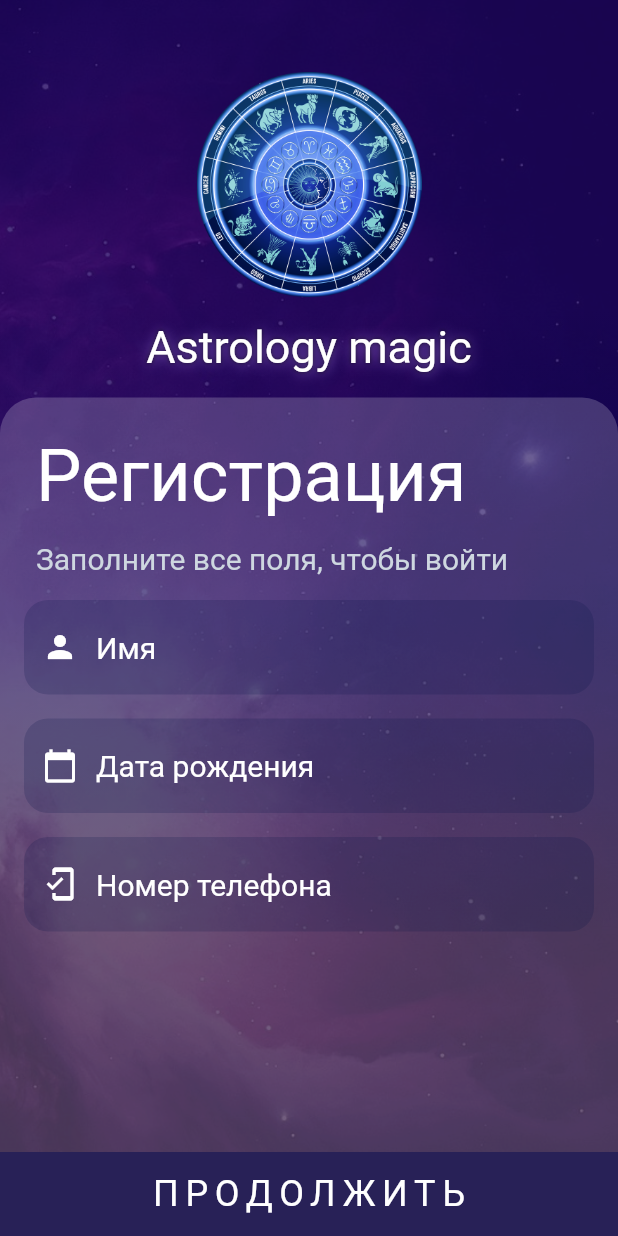
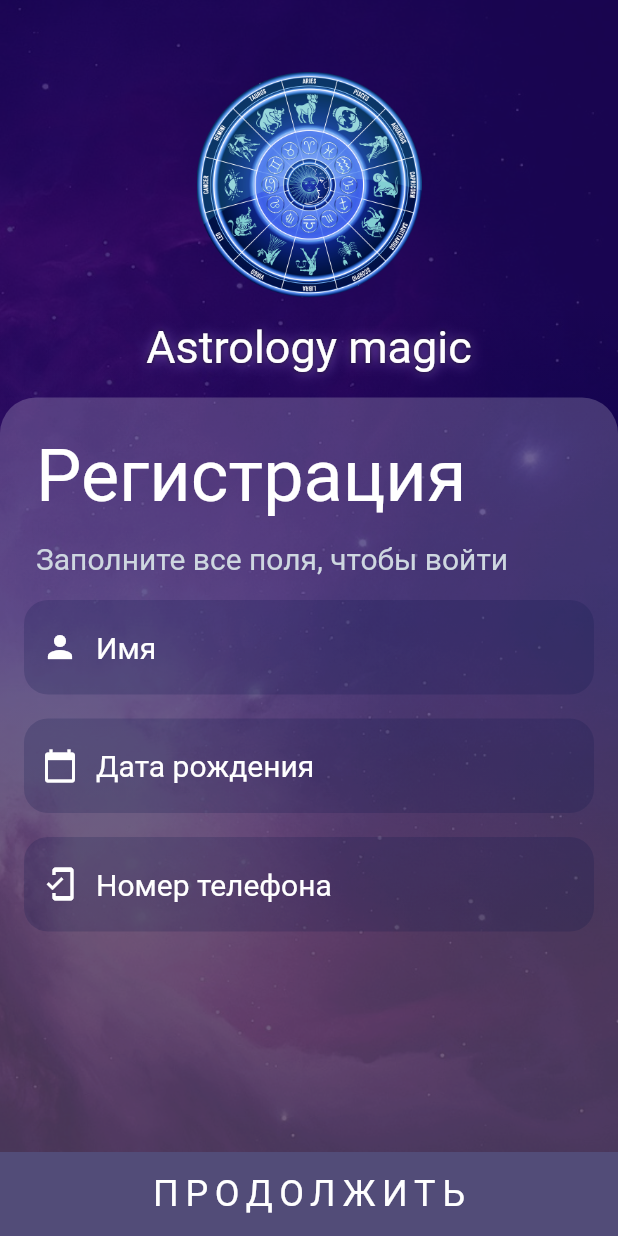
Before and after one commit to marinalvdgs/horoscope_sirius_2021, a Flutter app: the screen it shows after launch, on a phone screen of 412 x 824 dp. Run offline on Flutter 3.47's test engine with Material 2 defaults, Android fonts, the phone set to English and light mode, and no system bars; our stand-ins replace firebase_auth, flutter_keyboard_visibility, google_fonts; accounts and stored records are empty; Roboto replaces fonts that are missing (Philosopher).

Commit message:
refactor register screen structure

```diff
--- /dev/null
+++ b/lib/common/style.dart
@@ -0,0 +1,4 @@
+import 'package:flutter/material.dart';
+
+const subtitleColor = Color(0xFFCED7E0);
+const buttonColor = Color(0xFF282157);
--- a/lib/screens/auth/auth_screen.dart
+++ b/lib/screens/auth/auth_screen.dart
@@ -1,12 +1,7 @@
-import 'dart:async';
-
 import 'package:flutter/material.dart';
-import 'package:flutter_keyboard_visibility/flutter_keyboard_visibility.dart';
-import 'package:google_fonts/google_fonts.dart';
-import 'package:horoscope_sirius_2021/common/constants.dart';
-import 'package:horoscope_sirius_2021/common_widgets/glow_text.dart';
 import 'package:horoscope_sirius_2021/common_widgets/space_page.dart';
-import 'package:horoscope_sirius_2021/screens/auth/widgets/input_text_field.dart';
+import 'package:horoscope_sirius_2021/screens/auth/widgets/astrology_logo.dart';
+import 'package:horoscope_sirius_2021/screens/auth/widgets/register_form.dart';
 
 class AuthScreen extends StatefulWidget {
   const AuthScreen({Key? key}) : super(key: key);
@@ -15,65 +10,14 @@ class AuthScreen extends StatefulWidget {
   _AuthScreenState createState() => _AuthScreenState();
 }
 
-class _AuthScreenState extends State<AuthScreen>
-    with SingleTickerProviderStateMixin {
-  late final AnimationController _controller = AnimationController(
-    duration: const Duration(milliseconds: 300),
-    vsync: this,
-  );
-  late final Animation<double> _animation = Tween<double>(begin: 0.5, end: 1)
-      .animate(
-          CurvedAnimation(parent: _controller, curve: Curves.fastOutSlowIn));
-
-  late StreamSubscription<bool> keyboardSubscription;
-  @override
-  initState() {
-    _controller.forward();
-    var keyboardVisibilityController = KeyboardVisibilityController();
-
-    keyboardSubscription =
-        keyboardVisibilityController.onChange.listen((bool visible) {
-      if (visible) {
-        _controller.reverse();
-      } else {
-        _controller.forward();
-      }
-    });
-    super.initState();
-  }
-
+class _AuthScreenState extends State<AuthScreen> {
   @override
   Widget build(BuildContext context) {
     return SpacePage(
       body: CustomScrollView(
         physics: const NeverScrollableScrollPhysics(),
         slivers: [
-          SliverToBoxAdapter(
-            child: Column(
-              children: [
-                SizeTransition(
-                  sizeFactor: _animation,
-                  child: ScaleTransition(
-                    scale: _animation,
-                    child: Center(
-                      child: SizedBox(
-                        height: 150,
-                        width: 150,
-                        child: Image.asset('assets/logo.png'),
-                      ),
-                    ),
-                  ),
-                ),
-                Padding(
-                  padding: const EdgeInsets.all(16.0),
-                  child: GlowText(
-                    text: 'Astrology magic',
-                    textStyle: titleTextStyle,
-                  ),
-                ),
-              ],
-            ),
-          ),
+          const SliverToBoxAdapter(child: AstrologyLogo()),
           SliverFillRemaining(
             hasScrollBody: false,
             child: Container(
@@ -85,64 +29,7 @@ class _AuthScreenState extends State<AuthScreen>
                 ),
                 color: Colors.white.withOpacity(0.2),
               ),
-              child: Column(
-                mainAxisAlignment: MainAxisAlignment.spaceBetween,
-                children: [
-                  Padding(
-                    padding: const EdgeInsets.all(16),
-                    child: Column(
-                      crossAxisAlignment: CrossAxisAlignment.start,
-                      children: [
-                        Padding(
-                          padding: const EdgeInsets.all(8.0),
-                          child: Text('Регистрация', style: headerTextStyle),
-                        ),
-                        Padding(
-                          padding: const EdgeInsets.all(8.0),
-                          child: Text(
-                            'Заполните все поля, чтобы войти',
-                            style: headerTextStyle.copyWith(
-                              fontSize: 20,
-                              color: const Color(0xFFCED7E0),
-                            ),
-                          ),
-                        ),
-                        const InputTextField(
-                          icon: Icons.person,
-                          hintText: 'Имя',
-                        ),
-                        const InputTextField(
-                          icon: Icons.calendar_today,
-                          hintText: 'Дата рождения',
-                        ),
-                        const InputTextField(
-                          icon: Icons.mobile_friendly,
-                          hintText: 'Номер телефона',
-                        )
-                      ],
-                    ),
-                  ),
-                  Material(
-                    child: InkWell(
-                      onTap: () {},
-                      child: Ink(
-                        color: const Color(0xFF282157),
-                        height: kBottomNavigationBarHeight,
-                        child: Center(
-                          child: Text(
-                            'ПРОДОЛЖИТЬ',
-                            style: GoogleFonts.ubuntuMono(
-                              fontSize: 24,
-                              color: Colors.white,
-                              letterSpacing: 4.5,
-                            ),
-                          ),
-                        ),
-                      ),
-                    ),
-                  )
-                ],
-              ),
+              child: const RegisterForm(),
             ),
           ),
         ],
--- /dev/null
+++ b/lib/screens/auth/widgets/astrology_logo.dart
@@ -0,0 +1,69 @@
+import 'dart:async';
+
+import 'package:flutter/material.dart';
+import 'package:flutter_keyboard_visibility/flutter_keyboard_visibility.dart';
+import 'package:horoscope_sirius_2021/common/constants.dart';
+import 'package:horoscope_sirius_2021/common_widgets/glow_text.dart';
+
+class AstrologyLogo extends StatefulWidget {
+  const AstrologyLogo({Key? key}) : super(key: key);
+
+  @override
+  _AstrologyLogoState createState() => _AstrologyLogoState();
+}
+
+class _AstrologyLogoState extends State<AstrologyLogo>
+    with SingleTickerProviderStateMixin {
+  late final AnimationController _controller = AnimationController(
+    duration: const Duration(milliseconds: 300),
+    vsync: this,
+  );
+  late final Animation<double> _animation = Tween<double>(begin: 0.5, end: 1)
+      .animate(
+          CurvedAnimation(parent: _controller, curve: Curves.fastOutSlowIn));
+
+  @override
+  initState() {
+    _controller.forward();
+    var keyboardVisibilityController = KeyboardVisibilityController();
+
+    keyboardSubscription =
+        keyboardVisibilityController.onChange.listen((bool visible) {
+      if (visible) {
+        _controller.reverse();
+      } else {
+        _controller.forward();
+      }
+    });
+    super.initState();
+  }
+
+  late StreamSubscription<bool> keyboardSubscription;
+  @override
+  Widget build(BuildContext context) {
+    return Column(
+      children: [
+        SizeTransition(
+          sizeFactor: _animation,
+          child: ScaleTransition(
+            scale: _animation,
+            child: Center(
+              child: SizedBox(
+                height: 150,
+                width: 150,
+                child: Image.asset('assets/logo.png'),
+              ),
+            ),
+          ),
+        ),
+        Padding(
+          padding: const EdgeInsets.all(16.0),
+          child: GlowText(
+            text: 'Astrology magic',
+            textStyle: titleTextStyle,
+          ),
+        ),
+      ],
+    );
+  }
+}
--- a/lib/screens/auth/widgets/input_text_field.dart
+++ b/lib/screens/auth/widgets/input_text_field.dart
@@ -5,27 +5,34 @@ class InputTextField extends StatelessWidget {
   final IconData icon;
   final String hintText;
   final TextEditingController? controller;
-  final Pattern? pattern;
+  final Function(String?)? validator;
+  final TextInputType keyboardType;
 
   const InputTextField({
     Key? key,
     required this.icon,
     required this.hintText,
     this.controller,
-    this.pattern,
+    this.validator,
+    this.keyboardType = TextInputType.text,
   }) : super(key: key);
 
   @override
   Widget build(BuildContext context) {
     return Padding(
       padding: const EdgeInsets.symmetric(vertical: 8),
-      child: TextField(
+      child: TextFormField(
         controller: controller,
+        keyboardType: keyboardType,
         style: const TextStyle().copyWith(color: Colors.white, fontSize: 20),
         cursorColor: Colors.white,
-        inputFormatters: pattern == null
-            ? []
-            : [FilteringTextInputFormatter.allow(pattern!)],
+        autovalidateMode: AutovalidateMode.onUserInteraction,
+        validator: (value) {
+          if (validator != null) {
+            return validator!(value) as String?;
+          }
+          return null;
+        },
         decoration: InputDecoration(
           border: const OutlineInputBorder(
             borderSide: BorderSide.none,
@@ -37,6 +44,7 @@ class InputTextField extends StatelessWidget {
           hintText: hintText,
           hintStyle:
               const TextStyle().copyWith(color: Colors.white, fontSize: 20),
+          errorStyle: const TextStyle().copyWith(color: Colors.white),
         ),
       ),
     );
--- /dev/null
+++ b/lib/screens/auth/widgets/register_form.dart
@@ -0,0 +1,122 @@
+import 'package:flutter/material.dart';
+import 'package:google_fonts/google_fonts.dart';
+import 'package:horoscope_sirius_2021/common/constants.dart';
+import 'package:horoscope_sirius_2021/common/style.dart';
+
+import 'input_text_field.dart';
+
+class RegisterForm extends StatefulWidget {
+  const RegisterForm({Key? key}) : super(key: key);
+
+  @override
+  _RegisterFormState createState() => _RegisterFormState();
+}
+
+class _RegisterFormState extends State<RegisterForm> {
+  final nameController = TextEditingController();
+  final birthController = TextEditingController();
+  final phoneController = TextEditingController();
+
+  bool allFieldFilled = false;
+
+  @override
+  void initState() {
+    nameController.addListener(filledListener);
+    birthController.addListener(filledListener);
+    phoneController.addListener(filledListener);
+    super.initState();
+  }
+
+  @override
+  void dispose() {
+    nameController.dispose();
+    birthController.dispose();
+    phoneController.dispose();
+    super.dispose();
+  }
+
+  void filledListener() {
+    if (nameController.text.isNotEmpty &&
+        birthController.text.isNotEmpty &&
+        phoneController.text.isNotEmpty &&
+        !allFieldFilled) {
+      setState(() {
+        allFieldFilled = true;
+      });
+    } else {
+      if (allFieldFilled) {
+        setState(() {
+          allFieldFilled = false;
+        });
+      }
+    }
+  }
+
+  @override
+  Widget build(BuildContext context) {
+    return Column(
+      mainAxisAlignment: MainAxisAlignment.spaceBetween,
+      children: [
+        Padding(
+          padding: const EdgeInsets.all(16),
+          child: Column(
+            crossAxisAlignment: CrossAxisAlignment.start,
+            children: [
+              Padding(
+                padding: const EdgeInsets.all(8.0),
+                child: Text('Регистрация', style: headerTextStyle),
+              ),
+              Padding(
+                padding: const EdgeInsets.all(8.0),
+                child: Text(
+                  'Заполните все поля, чтобы войти',
+                  style: headerTextStyle.copyWith(
+                    fontSize: 20,
+                    color: subtitleColor,
+                  ),
+                ),
+              ),
+              InputTextField(
+                icon: Icons.person,
+                hintText: 'Имя',
+                controller: nameController,
+              ),
+              InputTextField(
+                icon: Icons.calendar_today,
+                hintText: 'Дата рождения',
+                controller: birthController,
+                keyboardType: TextInputType.datetime,
+              ),
+              InputTextField(
+                icon: Icons.mobile_friendly,
+                hintText: 'Номер телефона',
+                controller: phoneController,
+                keyboardType: TextInputType.phone,
+              )
+            ],
+          ),
+        ),
+        Material(
+          child: InkWell(
+            onTap: allFieldFilled ? () {} : null,
+            child: Ink(
+              color:
+                  allFieldFilled ? buttonColor : buttonColor.withOpacity(0.8),
+              height: kBottomNavigationBarHeight,
+              child: Center(
+                child: Text(
+                  'ПРОДОЛЖИТЬ',
+                  style: GoogleFonts.ubuntuMono(
+                    fontSize: 24,
+                    color: Colors.white,
+                    letterSpacing: 4.5,
+                  ),
+                ),
+              ),
+            ),
+          ),
+        )
+      ],
+    );
+  }
+}
--- a/pubspec.yaml
+++ b/pubspec.yaml
@@ -36,6 +36,9 @@ dependencies:
   cupertino_icons: ^1.0.2
   google_fonts: ^2.1.0
   flutter_keyboard_visibility: ^5.1.0
+  firebase_auth: ^3.3.3
+  firebase_core: ^1.10.5
+  states_rebuilder: ^5.0.0
 
 dev_dependencies:
   flutter_test:
```
Also changed, not shown: lib/services/auth_service.dart (added, +15 -0 lines), lib/utils/text_validator.dart (added, +16 -0 lines), pubspec.lock, 2 other files.
